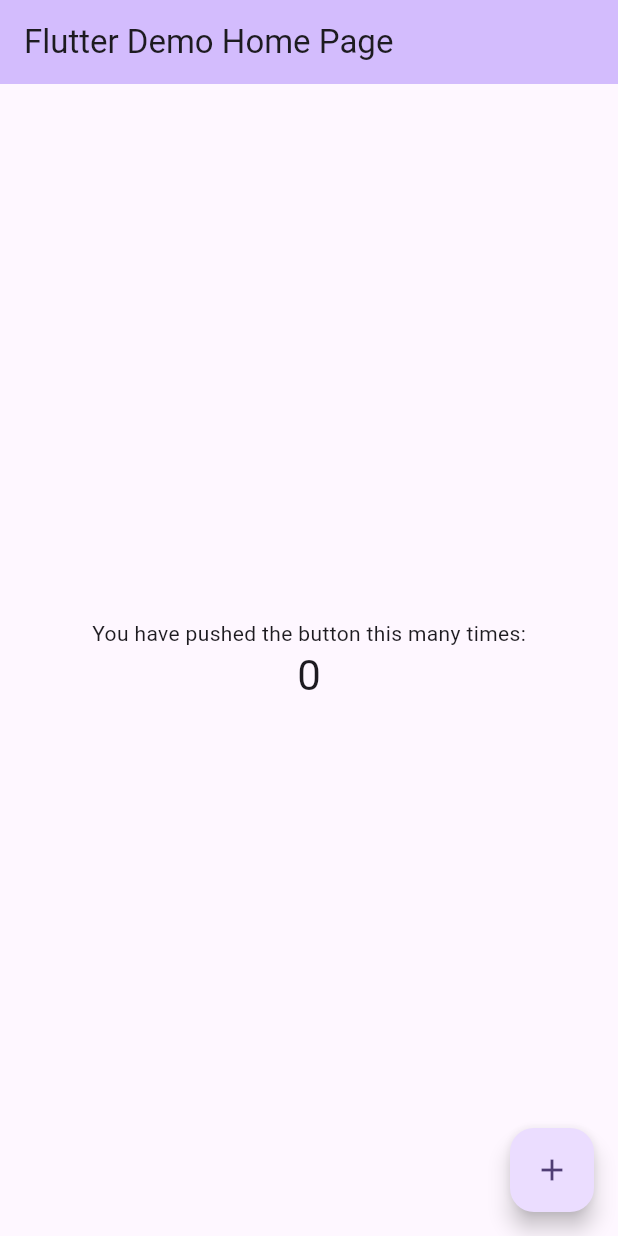
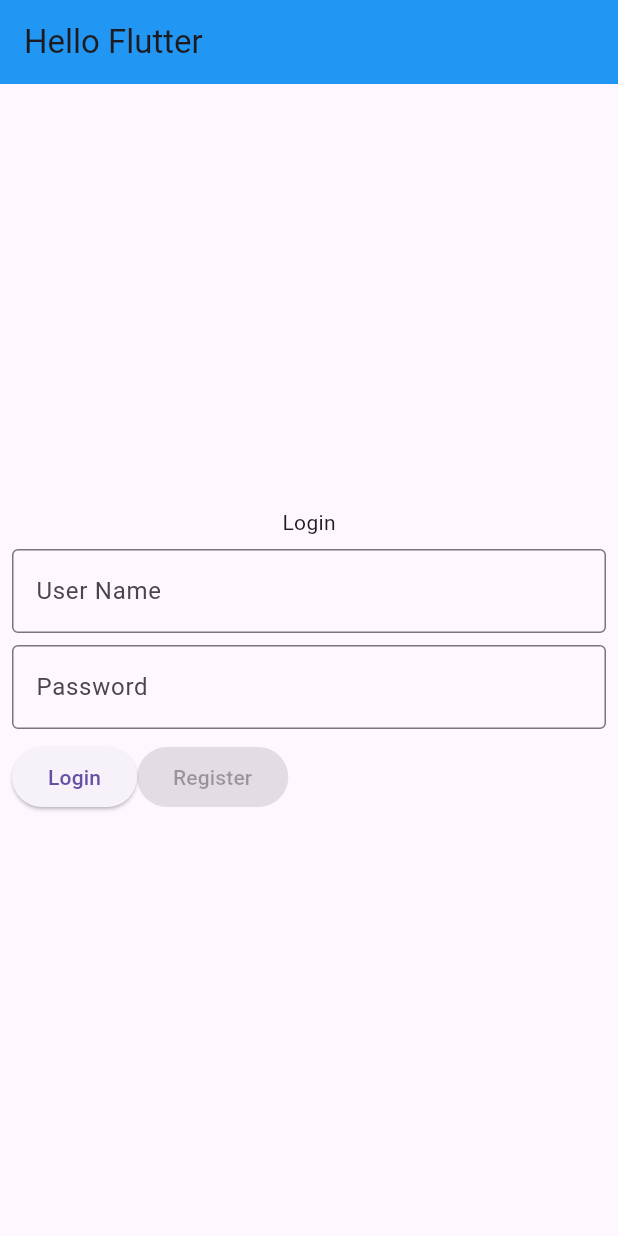
Before and after one commit to ahrongg/p2_vc_rong, a Flutter app: the screen it shows after launch, on a phone screen of 412 x 824 dp. Run offline on Flutter 3.47's test engine with Material 3 defaults, Android fonts, the light colour scheme and no system bars.

Commit message:
Added a text, a textfield, and a button widgets.

```diff
--- a/lib/main.dart
+++ b/lib/main.dart
@@ -1,122 +1,63 @@
 import 'package:flutter/material.dart';
+//Material - The UI toolkit/standard for Google
 
+
+//This is the entry point of your app
 void main() {
-  runApp(const MyApp());
+  runApp(const MainApp());
 }
 
-class MyApp extends StatelessWidget {
-  const MyApp({super.key});
 
-  // This widget is the root of your application.
+//Widget is a UI Component
+class MainApp extends StatelessWidget {
+  //Constructor
+  const MainApp({super.key});
+
+
   @override
   Widget build(BuildContext context) {
+    //MaterialApp - is base of mobile app
     return MaterialApp(
-      title: 'Flutter Demo',
-      theme: ThemeData(
-        // This is the theme of your application.
-        //
-        // TRY THIS: Try running your application with "flutter run". You'll see
-        // the application has a purple toolbar. Then, without quitting the app,
-        // try changing the seedColor in the colorScheme below to Colors.green
-        // and then invoke "hot reload" (save your changes or press the "hot
-        // reload" button in a Flutter-supported IDE, or press "r" if you used
-        // the command line to start the app).
-        //
-        // Notice that the counter didn't reset back to zero; the application
-        // state is not lost during the reload. To reset the state, use hot
-        // restart instead.
-        //
-        // This works for code too, not just values: Most code changes can be
-        // tested with just a hot reload.
-        colorScheme: ColorScheme.fromSeed(seedColor: Colors.deepPurple),
+      //Scafford - a layout of UI
+      home: Scaffold(
+        appBar: AppBar(
+          title: Text("Hello Flutter"),
+          backgroundColor: Colors.blue,
+        ),
+        body: Padding(
+          padding: const EdgeInsets.all(8.0),
+          child: Column(
+            mainAxisAlignment: MainAxisAlignment.center,
+            spacing: 8.0,
+            children: [
+              const Text('Login'),
+              const TextField(
+                keyboardType: TextInputType.name,
+                decoration: InputDecoration(
+                  labelText: "User Name",
+                  border: OutlineInputBorder(),
+                ),
+              ),
+              const TextField(
+                keyboardType: TextInputType.visiblePassword,
+                decoration: InputDecoration(
+                  labelText: "Password",
+                  border: OutlineInputBorder(),
+                ),
+              ),
+              Row(
+                  children: [ ElevatedButton(
+                    onPressed: () {},
+                    child: const Text("Login"),
+                  ),
+                    const ElevatedButton(
+                        onPressed: null,
+                        child: Text("Register"))]
+              )
+            ],
+          ),
+        ),
       ),
-      home: const MyHomePage(title: 'Flutter Demo Home Page'),
     );
   }
 }
-
-class MyHomePage extends StatefulWidget {
-  const MyHomePage({super.key, required this.title});
-
-  // This widget is the home page of your application. It is stateful, meaning
-  // that it has a State object (defined below) that contains fields that affect
-  // how it looks.
-
-  // This class is the configuration for the state. It holds the values (in this
-  // case the title) provided by the parent (in this case the App widget) and
-  // used by the build method of the State. Fields in a Widget subclass are
-  // always marked "final".
-
-  final String title;
-
-  @override
-  State<MyHomePage> createState() => _MyHomePageState();
-}
-
-class _MyHomePageState extends State<MyHomePage> {
-  int _counter = 0;
-
-  void _incrementCounter() {
-    setState(() {
-      // This call to setState tells the Flutter framework that something has
-      // changed in this State, which causes it to rerun the build method below
-      // so that the display can reflect the updated values. If we changed
-      // _counter without calling setState(), then the build method would not be
-      // called again, and so nothing would appear to happen.
-      _counter++;
-    });
-  }
-
-  @override
-  Widget build(BuildContext context) {
-    // This method is rerun every time setState is called, for instance as done
-    // by the _incrementCounter method above.
-    //
-    // The Flutter framework has been optimized to make rerunning build methods
-    // fast, so that you can just rebuild anything that needs updating rather
-    // than having to individually change instances of widgets.
-    return Scaffold(
-      appBar: AppBar(
-        // TRY THIS: Try changing the color here to a specific color (to
-        // Colors.amber, perhaps?) and trigger a hot reload to see the AppBar
-        // change color while the other colors stay the same.
-        backgroundColor: Theme.of(context).colorScheme.inversePrimary,
-        // Here we take the value from the MyHomePage object that was created by
-        // the App.build method, and use it to set our appbar title.
-        title: Text(widget.title),
-      ),
-      body: Center(
-        // Center is a layout widget. It takes a single child and positions it
-        // in the middle of the parent.
-        child: Column(
-          // Column is also a layout widget. It takes a list of children and
-          // arranges them vertically. By default, it sizes itself to fit its
-          // children horizontally, and tries to be as tall as its parent.
-          //
-          // Column has various properties to control how it sizes itself and
-          // how it positions its children. Here we use mainAxisAlignment to
-          // center the children vertically; the main axis here is the vertical
-          // axis because Columns are vertical (the cross axis would be
-          // horizontal).
-          //
-          // TRY THIS: Invoke "debug painting" (choose the "Toggle Debug Paint"
-          // action in the IDE, or press "p" in the console), to see the
-          // wireframe for each widget.
-          mainAxisAlignment: MainAxisAlignment.center,
-          children: <Widget>[
-            const Text('You have pushed the button this many times:'),
-            Text(
-              '$_counter',
-              style: Theme.of(context).textTheme.headlineMedium,
-            ),
-          ],
-        ),
-      ),
-      floatingActionButton: FloatingActionButton(
-        onPressed: _incrementCounter,
-        tooltip: 'Increment',
-        child: const Icon(Icons.add),
-      ), // This trailing comma makes auto-formatting nicer for build methods.
-    );
-  }
-}
```
